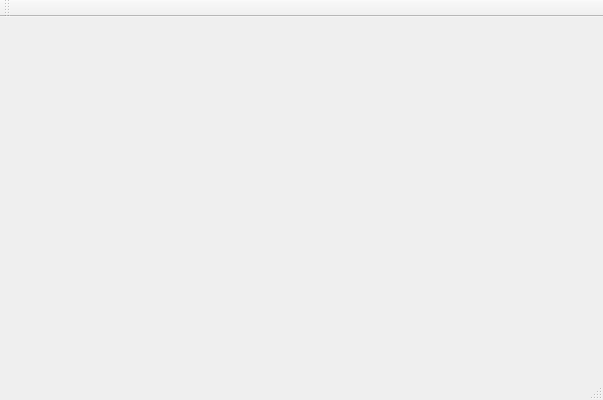
Old version of the form ProjectModernCpp/Client/Client.ui in the repository BogdanDeaconu/ProjectModernCpp.
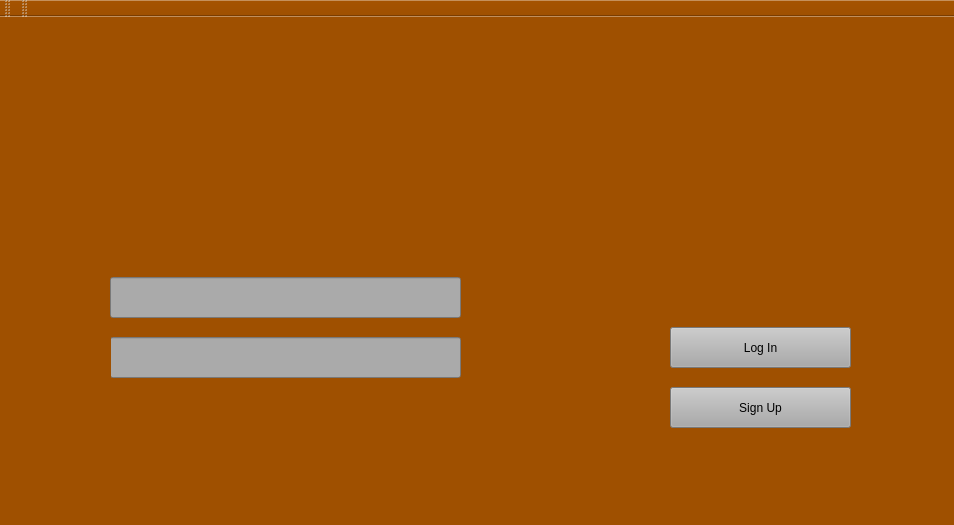
New version of the form. Icons and pictures are not drawn.

Commit message: Make Client UI and Crow Route for SignUp

What changed in the file:
```diff
--- a/ProjectModernCpp/Client/Client.ui
+++ b/ProjectModernCpp/Client/Client.ui
@@ -6,14 +6,119 @@
    <rect>
     <x>0</x>
     <y>0</y>
-    <width>603</width>
-    <height>400</height>
+    <width>954</width>
+    <height>525</height>
    </rect>
   </property>
   <property name="windowTitle">
    <string>Client</string>
   </property>
-  <widget class="QWidget" name="centralWidget"/>
+  <property name="styleSheet">
+   <string notr="true">background-color: rgb(159, 80, 0);
+
+
+
+</string>
+  </property>
+  <widget class="QWidget" name="centralWidget">
+   <widget class="QPushButton" name="LogInButton">
+    <property name="geometry">
+     <rect>
+      <x>670</x>
+      <y>310</y>
+      <width>181</width>
+      <height>41</height>
+     </rect>
+    </property>
+    <property name="styleSheet">
+     <string notr="true">background-color: rgb(170, 170, 170);</string>
+    </property>
+    <property name="text">
+     <string>Log In</string>
+    </property>
+   </widget>
+   <widget class="QPushButton" name="SignUpButton">
+    <property name="geometry">
+     <rect>
+      <x>670</x>
+      <y>370</y>
+      <width>181</width>
+      <height>41</height>
+     </rect>
+    </property>
+    <property name="styleSheet">
+     <string notr="true">background-color: rgb(170, 170, 170);</string>
+    </property>
+    <property name="text">
+     <string>Sign Up</string>
+    </property>
+   </widget>
+   <widget class="QWidget" name="widget" native="true">
+    <property name="geometry">
+     <rect>
+      <x>190</x>
+      <y>9</y>
+      <width>531</width>
+      <height>151</height>
+     </rect>
+    </property>
+    <property name="styleSheet">
+     <string notr="true">image: url(:/Client/triviador-logo.png);</string>
+    </property>
+   </widget>
+   <widget class="QLineEdit" name="UsernameLineEdit">
+    <property name="geometry">
+     <rect>
+      <x>110</x>
+      <y>260</y>
+      <width>351</width>
+      <height>41</height>
+     </rect>
+    </property>
+    <property name="styleSheet">
+     <string notr="true">background-color: rgb(170, 170, 170);</string>
+    </property>
+   </widget>
+   <widget class="QLineEdit" name="PasswordLineEdit">
+    <property name="geometry">
+     <rect>
+      <x>110</x>
+      <y>320</y>
+      <width>351</width>
+      <height>41</height>
+     </rect>
+    </property>
+    <property name="styleSheet">
+     <string notr="true">background-color: rgb(170, 170, 170);</string>
+    </property>
+   </widget>
+   <widget class="QWidget" name="widget_2" native="true">
+    <property name="geometry">
+     <rect>
+      <x>50</x>
+      <y>260</y>
+      <width>51</width>
+      <height>41</height>
+     </rect>
+    </property>
+    <property name="styleSheet">
+     <string notr="true">image: url(:/Client/download.png);</string>
+    </property>
+   </widget>
+   <widget class="QWidget" name="widget_3" native="true">
+    <property name="geometry">
+     <rect>
+      <x>40</x>
+      <y>319</y>
+      <width>71</width>
+      <height>41</height>
+     </rect>
+    </property>
+    <property name="styleSheet">
+     <string notr="true">image: url(:/Client/268-2683321_change-password-svg-png-icon-free-download-password.png);</string>
+    </property>
+   </widget>
+  </widget>
   <widget class="QMenuBar" name="menuBar">
    <property name="geometry">
     <rect>
@@ -33,6 +138,17 @@
    </attribute>
   </widget>
   <widget class="QStatusBar" name="statusBar"/>
+  <widget class="QToolBar" name="toolBar">
+   <property name="windowTitle">
+    <string>toolBar</string>
+   </property>
+   <attribute name="toolBarArea">
+    <enum>TopToolBarArea</enum>
+   </attribute>
+   <attribute name="toolBarBreak">
+    <bool>false</bool>
+   </attribute>
+  </widget>
  </widget>
  <layoutdefault spacing="6" margin="11"/>
  <resources>
```
Left out of the diff: 2 changed lines with no effect on the pictures. The commit also changes 9 other files.
